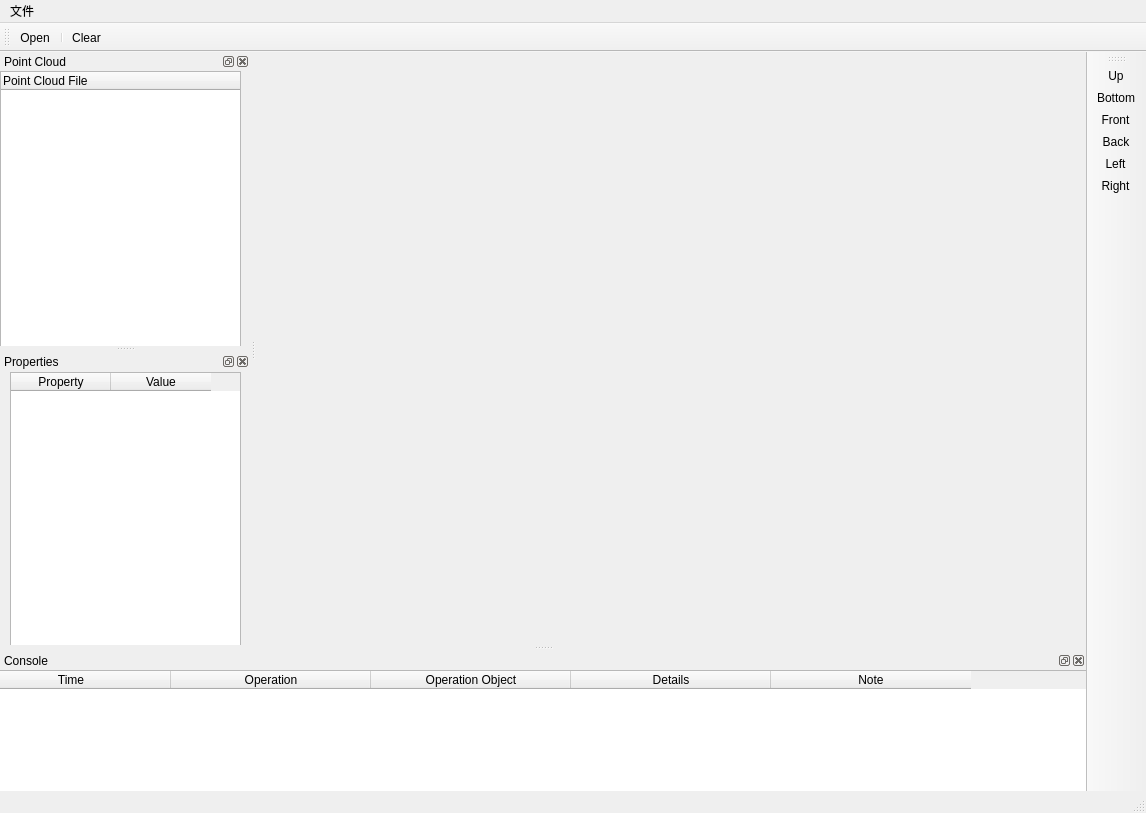
Above: mainwindow.ui from joeaaron/Learning3D before the change. Below: the same form after it.
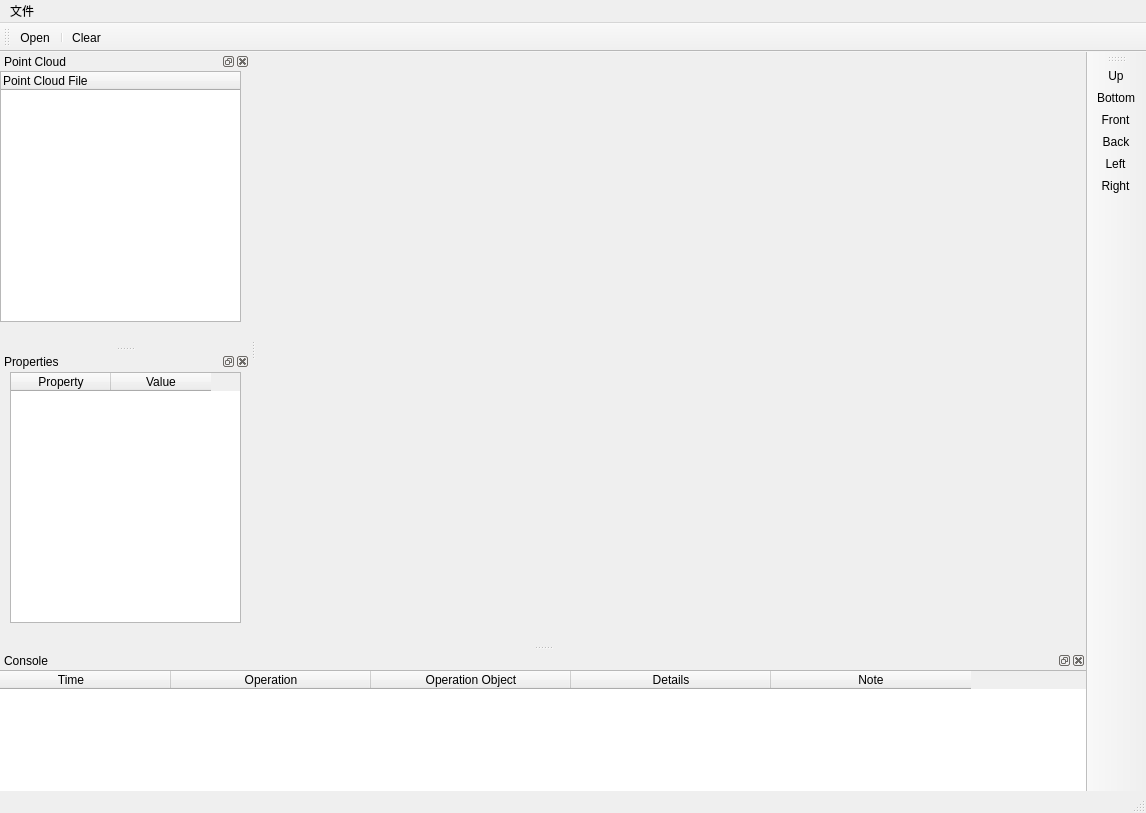
That is the form after the change. Icons and pictures are not drawn. Custom widgets are drawn as their Qt base class.

Diff of the .ui file:
```diff
--- a/mainwindow.ui
+++ b/mainwindow.ui
@@ -94,7 +94,7 @@
        <x>0</x>
        <y>0</y>
        <width>241</width>
-       <height>301</height>
+       <height>251</height>
       </rect>
      </property>
      <property name="minimumSize">
@@ -131,7 +131,7 @@
        <x>10</x>
        <y>1</y>
        <width>231</width>
-       <height>291</height>
+       <height>251</height>
       </rect>
      </property>
      <property name="minimumSize">
@@ -140,6 +140,22 @@
        <height>180</height>
       </size>
      </property>
+     <property name="showGrid">
+      <bool>false</bool>
+     </property>
+     <property name="rowCount">
+      <number>4</number>
+     </property>
+     <attribute name="horizontalHeaderVisible">
+      <bool>true</bool>
+     </attribute>
+     <attribute name="verticalHeaderVisible">
+      <bool>false</bool>
+     </attribute>
+     <row/>
+     <row/>
+     <row/>
+     <row/>
      <column>
       <property name="text">
        <string>Property</string>
```
Left out of the diff: 24 changed lines with no effect on the pictures.
